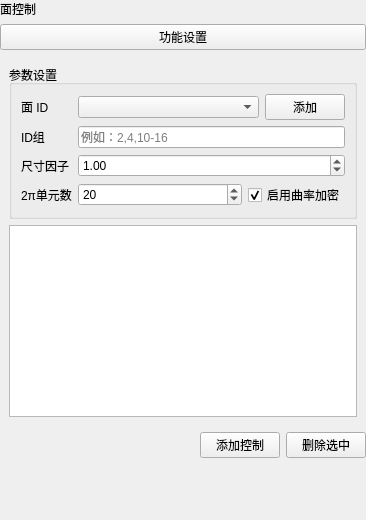
First picture: the form in plugins/Base_Mesh/MeshFaceControlWidget.ui, repository asd977/base_cae, before the edit.
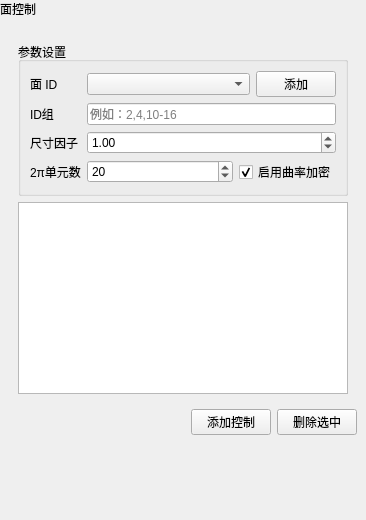
Second picture: the form after the edit. Custom widgets are drawn as their Qt base class.

The edit to the form file:
```diff
--- a/plugins/Base_Mesh/MeshFaceControlWidget.ui
+++ b/plugins/Base_Mesh/MeshFaceControlWidget.ui
@@ -34,12 +34,22 @@
     </widget>
    </item>
    <item>
-    <widget class="QPushButton" name="sectionTitleButton">
-     <property name="text">
-      <string>功能设置</string>
+    <layout class="QVBoxLayout" name="contentLayout">
+     <property name="leftMargin">
+      <number>9</number>
      </property>
-    </widget>
-   </item>
+     <property name="topMargin">
+      <number>9</number>
+     </property>
+     <property name="rightMargin">
+      <number>9</number>
+     </property>
+     <property name="bottomMargin">
+      <number>9</number>
+     </property>
+     <property name="spacing">
+      <number>6</number>
+     </property>
    <item>
     <widget class="QWidget" name="widget" native="true">
      <layout class="QVBoxLayout" name="verticalLayout_2">
@@ -80,6 +90,12 @@
            <property name="value">
             <double>1.000000000000000</double>
            </property>
+             <property name="minimumSize">
+              <size>
+               <width>10</width>
+               <height>0</height>
+              </size>
+             </property>
           </widget>
          </item>
          <item row="1" column="1">
@@ -87,6 +103,12 @@
            <property name="placeholderText">
             <string>例如：2,4,10-16</string>
            </property>
+             <property name="minimumSize">
+              <size>
+               <width>10</width>
+               <height>0</height>
+              </size>
+             </property>
           </widget>
          </item>
          <item row="0" column="0">
@@ -105,7 +127,14 @@
          <item row="0" column="1">
           <layout class="QHBoxLayout" name="horizontalLayout">
            <item>
-            <widget class="CustomComboBox" name="cmbEntity"/>
+              <widget class="CustomComboBox" name="cmbEntity">
+               <property name="minimumSize">
+                <size>
+                 <width>10</width>
+                 <height>0</height>
+                </size>
+               </property>
+              </widget>
            </item>
            <item>
             <widget class="QPushButton" name="btnAppendEntity">
@@ -135,6 +164,12 @@
              <property name="value">
               <number>20</number>
              </property>
+               <property name="minimumSize">
+                <size>
+                 <width>10</width>
+                 <height>0</height>
+                </size>
+               </property>
             </widget>
            </item>
            <item>
@@ -166,7 +201,17 @@
        </widget>
       </item>
       <item>
-       <widget class="QTableWidget" name="tableControls"/>
+         <widget class="QTableWidget" name="tableControls">
+          <attribute name="horizontalHeaderStretchLastSection">
+           <bool>true</bool>
+          </attribute>
+          <property name="minimumSize">
+           <size>
+            <width>10</width>
+            <height>0</height>
+           </size>
+          </property>
+         </widget>
       </item>
      </layout>
     </widget>
@@ -216,6 +261,8 @@
     </spacer>
    </item>
   </layout>
+   </item>
+  </layout>
  </widget>
  <customwidgets>
   <customwidget>
```
Left out of the diff: 14 changed lines with no effect on the pictures. Lines whose indentation alone changed are shown as unchanged.
